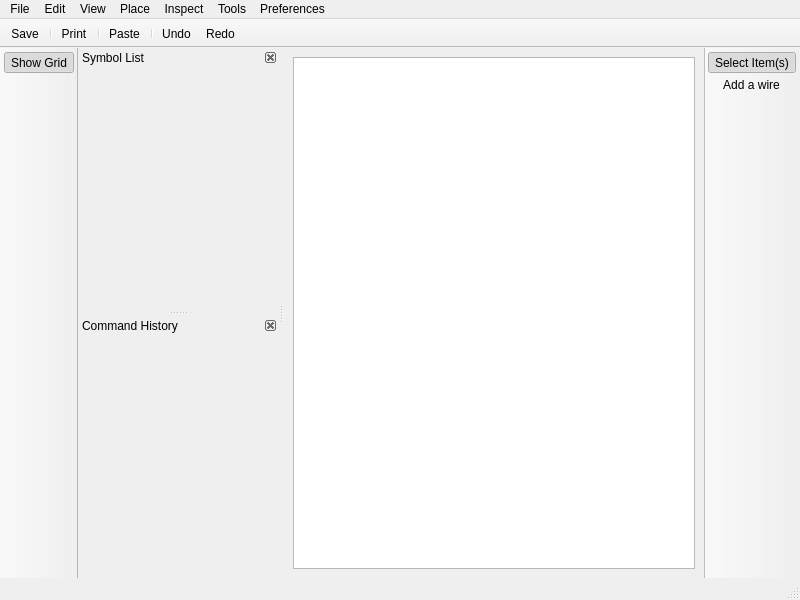
The window that ui/schematicwindow.ui (vowstar/socstudio) describes before a commit, drawn with Qt 5.
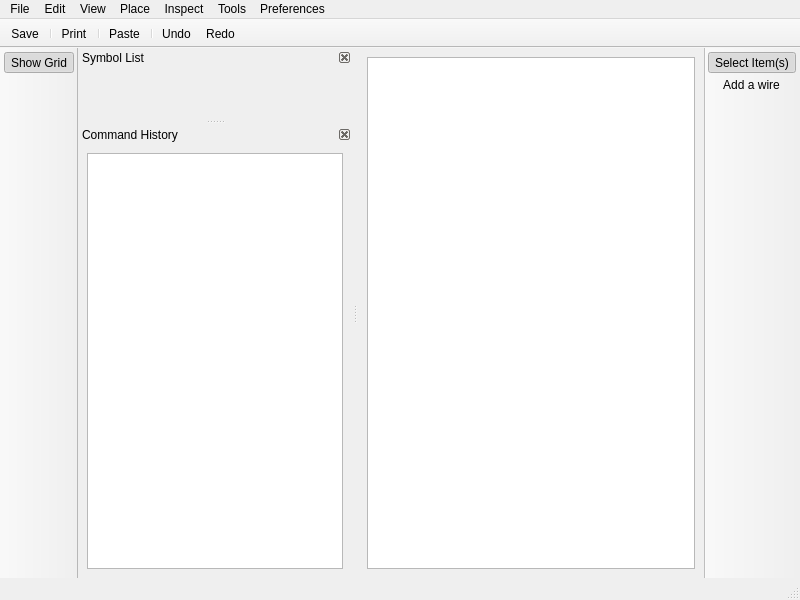
The same window after the commit. Icons and pictures are not drawn. Custom widgets are drawn as their Qt base class.

Commit message: UI: add undoView to schematicwindow

Patch:
```diff
--- a/ui/schematicwindow.ui
+++ b/ui/schematicwindow.ui
@@ -14,8 +14,8 @@
    <string>Schematic Editor</string>
   </property>
   <widget class="QWidget" name="centralwidget">
-   <layout class="QGridLayout" name="gridLayout_2">
-    <item row="0" column="1">
+   <layout class="QGridLayout" name="gridLayoutCentralwidget">
+    <item row="0" column="0">
      <widget class="QSchematic::View" name="schematicView"/>
     </item>
    </layout>
@@ -175,7 +175,7 @@
    <property name="minimumSize">
     <size>
      <width>200</width>
-     <height>36</height>
+     <height>108</height>
     </size>
    </property>
    <property name="features">
@@ -190,7 +190,13 @@
    <attribute name="dockWidgetArea">
     <number>1</number>
    </attribute>
-   <widget class="QWidget" name="dockWidgetContentsCommandHistory"/>
+   <widget class="QWidget" name="dockWidgetContentsCommandHistory">
+    <layout class="QGridLayout" name="gridLayoutCommandHistory">
+     <item row="0" column="0">
+      <widget class="QUndoView" name="undoViewCommandHistory"/>
+     </item>
+    </layout>
+   </widget>
   </widget>
   <action name="actionQuit">
    <property name="icon">
```
Left out of the diff: 21 changed lines with no effect on the pictures.
